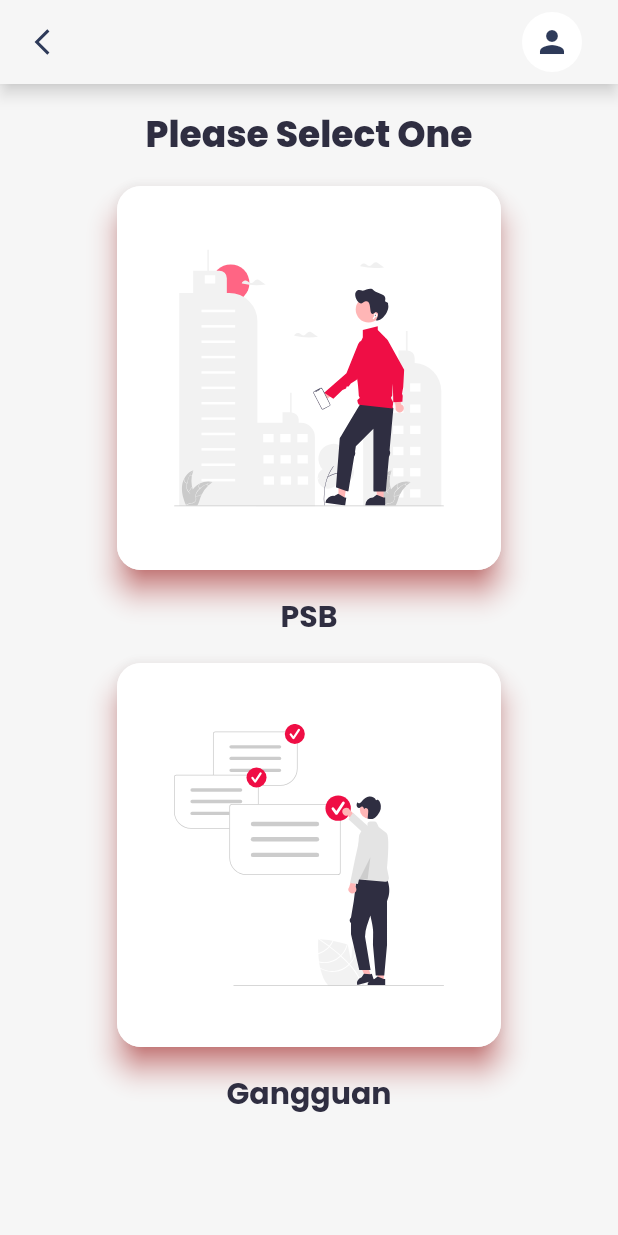
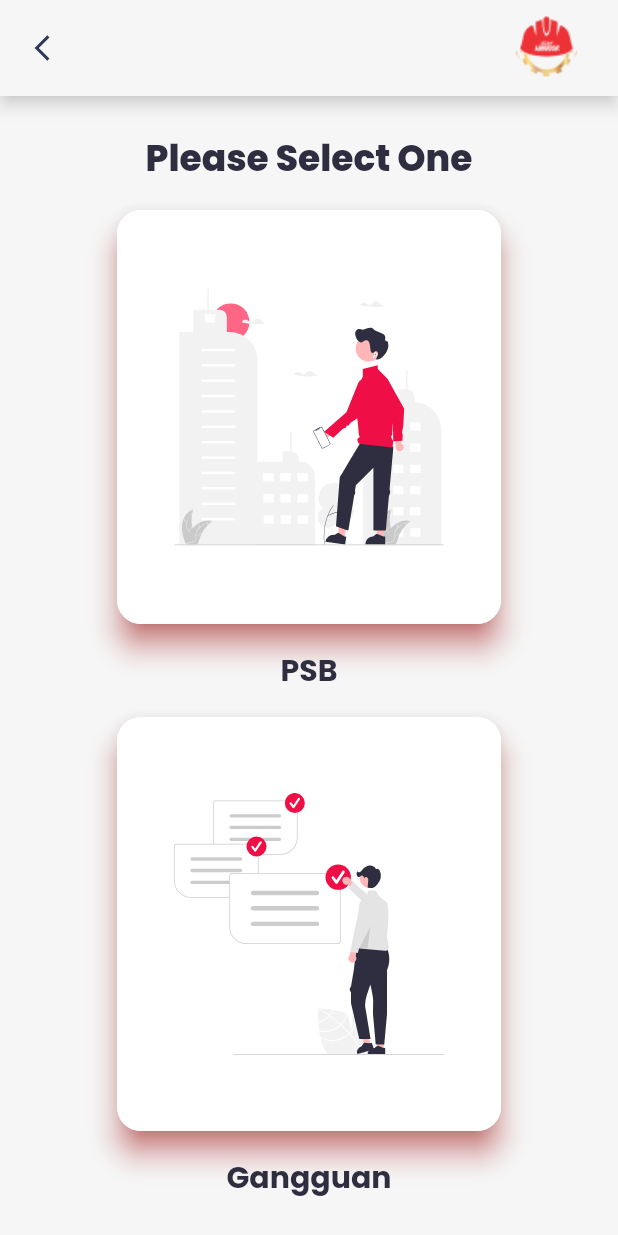
Before and after one commit to imaldila/dbam, a Flutter app: the screen it shows after launch, after a tap on "Create BA", on a phone screen of 412 x 824 dp. Run offline on Flutter 3.47's test engine with Material 2 defaults, Android fonts, the phone set to English and light mode, and no system bars; our stand-ins replace flutter_svg, google_fonts; project files that could hold a hidden picture were left out.

```diff
--- a/lib/constants.dart
+++ b/lib/constants.dart
@@ -6,9 +6,10 @@
 const double kPadding = 16.0;
 
 const kBtnColour = Color(0xFFF20000);
-const kTextColour = Color(0xFF2F2E41);
+const kDarkColour = Color(0xFF2F2E41);
 const kBgColour = Color(0xFFF6F6F6);
 const kIcColour = Color(0xFF2E3A59);
+
 
 final kElevatedBtnStyle = ElevatedButton.styleFrom(
   padding: EdgeInsets.all(16),
@@ -26,14 +27,14 @@
 final kTextStyle20 = GoogleFonts.poppins(
   textStyle: TextStyle(
     fontSize: 20,
-    color: kTextColour,
+    color: kDarkColour,
   ),
 );
 
 final kTextStyle24 = GoogleFonts.poppins(
   textStyle: TextStyle(
     fontSize: 24,
-    color: kTextColour,
+    color: kDarkColour,
     fontWeight: FontWeight.w800,
   ),
 );
@@ -41,7 +42,7 @@
 final kTextStyle20Bold = GoogleFonts.poppins(
   textStyle: TextStyle(
     fontSize: 20,
-    color: kTextColour,
+    color: kDarkColour,
     fontWeight: FontWeight.bold,
   ),
 );
--- a/lib/main.dart
+++ b/lib/main.dart
@@ -1,5 +1,6 @@
 import 'package:d_bam/constants.dart';
 import 'package:d_bam/screens/choose_screen.dart';
+import 'package:d_bam/screens/form_gangguan_screen.dart';
 import 'package:d_bam/screens/home_screen.dart';
 import 'package:flutter/material.dart';
 
@@ -13,17 +14,16 @@
   @override
   Widget build(BuildContext context) {
     return MaterialApp(
-      debugShowCheckedModeBanner: false,
-      theme: ThemeData(
-        elevatedButtonTheme: ElevatedButtonThemeData(
-          style: kElevatedBtnStyle
+        debugShowCheckedModeBanner: false,
+        theme: ThemeData(
+          elevatedButtonTheme:
+              ElevatedButtonThemeData(style: kElevatedBtnStyle),
         ),
-      ),
-      home: HomeScreen(),
-      routes: {
-        HomeScreen.id: (context) => HomeScreen(),
-        ChooseScreen.id: (context) => ChooseScreen()
-      }
-    );
+        home: HomeScreen(),
+        routes: {
+          HomeScreen.id: (context) => HomeScreen(),
+          ChooseScreen.id: (context) => ChooseScreen(),
+          FormGangguan.id: (context) => FormGangguan()
+        });
   }
 }
--- a/lib/screens/choose_screen.dart
+++ b/lib/screens/choose_screen.dart
@@ -1,8 +1,8 @@
 import 'package:d_bam/constants.dart';
+import 'package:d_bam/screens/form_gangguan_screen.dart';
 import 'package:d_bam/widgets/option_card.dart';
 import 'package:flutter/material.dart';
 import 'package:flutter_svg/svg.dart';
-
 
 class ChooseScreen extends StatelessWidget {
   const ChooseScreen({Key? key}) : super(key: key);
@@ -13,20 +13,25 @@
     return Scaffold(
       backgroundColor: kBgColour,
       appBar: buildAppBar(context),
-      body: Center(
-        child: Padding(
-          padding: const EdgeInsets.all(kPadding),
+      body: Padding(
+        padding: const EdgeInsets.symmetric(
+          horizontal: kHorPadding,
+          vertical: 24,
+        ),
+        child: Center(
           child: Column(
             children: [
-              Text(
-                'Please Select One',
-                style: kTextStyle24
-              ),
+              Text('Please Select One', style: kTextStyle24),
               SizedBox(
                 height: kPadding,
               ),
-              OptionCard(
-                svgPicture: SvgPicture.asset('assets/images/img_psb.svg'),
+              Expanded(
+                child: InkWell(
+                  onTap: () {},
+                  child: OptionCard(
+                    svgPicture: SvgPicture.asset('assets/images/img_psb.svg'),
+                  ),
+                ),
               ),
               SizedBox(
                 height: kPadding,
@@ -38,8 +43,15 @@
               SizedBox(
                 height: kPadding,
               ),
-              OptionCard(
-                svgPicture: SvgPicture.asset('assets/images/img_ggn.svg'),
+              Expanded(
+                child: InkWell(
+                  onTap: () {
+                    Navigator.pushNamed(context, FormGangguan.id);
+                  },
+                  child: OptionCard(
+                    svgPicture: SvgPicture.asset('assets/images/img_ggn.svg'),
+                  ),
+                ),
               ),
               SizedBox(
                 height: kPadding,
@@ -57,6 +69,7 @@
 
   AppBar buildAppBar(BuildContext context) {
     return AppBar(
+      toolbarHeight: 64,
       backgroundColor: kBgColour,
       leading: Padding(
         padding: const EdgeInsets.all(8),
@@ -70,17 +83,17 @@
           ),
         ),
       ),
-      // centerTitle: true,
-      // title: Text('Please select one', style: kTextStyle20Bold,),
       actions: [
         Padding(
           padding: const EdgeInsets.symmetric(horizontal: kHorPadding),
           child: CircleAvatar(
-            backgroundColor: Colors.white,
-            child: Icon(
-              Icons.person,
-              color: kIcColour,
+            foregroundColor: Colors.red,
+            backgroundColor: kBgColour,
+            child: Image.asset(
+              'assets/images/logo1.png',
+              fit: BoxFit.contain,
             ),
+            radius: 24,
           ),
         ),
       ],
--- a/lib/screens/home_screen.dart
+++ b/lib/screens/home_screen.dart
@@ -30,11 +30,15 @@
                 mainAxisAlignment: MainAxisAlignment.spaceBetween,
                 children: [
                   SvgPicture.asset(
-                    ('assets/icons/ic_menu.svg'),
+                    'assets/icons/ic_menu.svg',
                   ),
                   CircleAvatar(
-                    backgroundColor: Colors.white,
-                    child: Icon(Icons.person),
+                    backgroundColor: kBgColour,
+                    child: Image.asset(
+                      'assets/images/logo1.png',
+                      fit: BoxFit.cover,
+                    ),
+                    radius: 24,
                   ),
                 ],
               ),
```
Also changed, not shown: lib/screens/form_gangguan_screen.dart (added, +101 -0 lines), assets/images/image 1.svg (added), assets/images/img.svg (added), assets/images/logo.png (added), assets/images/logo.svg, assets/images/logo1.png (added).
